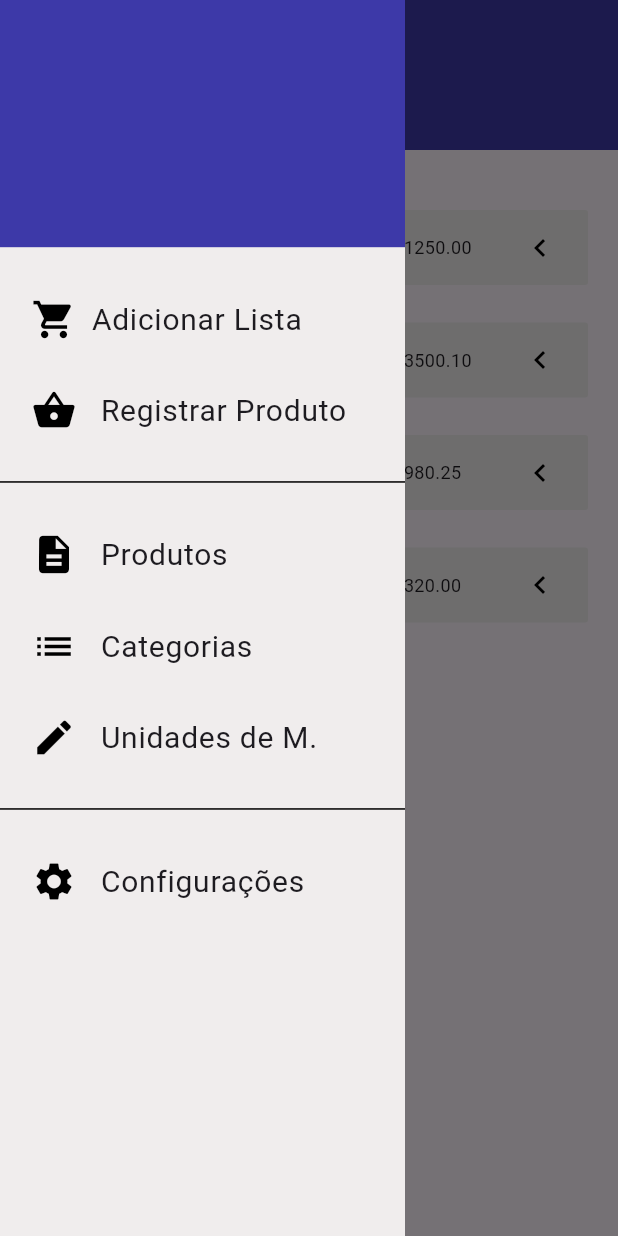
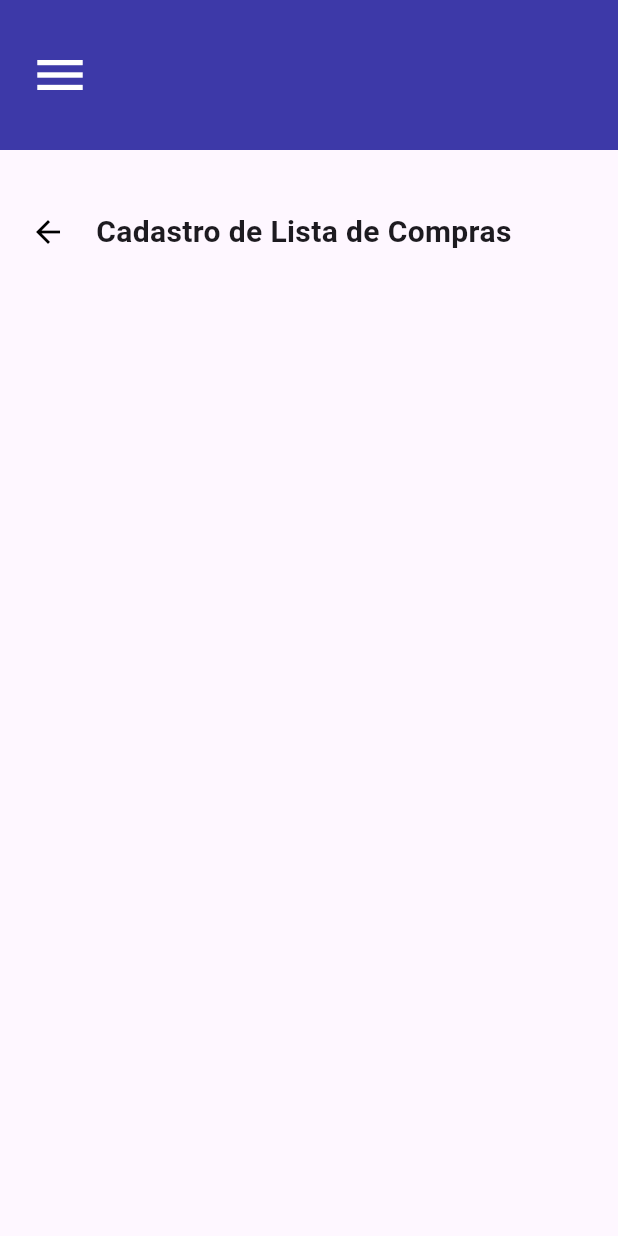
Before and after one commit to Erick-P-Calauro/market_manager, a Flutter app: the screen it shows after launch, in the side drawer, after a tap on "Adicionar Lista", on a phone screen of 412 x 824 dp. Run offline on Flutter 3.47's test engine with Material 3 defaults, Android fonts, the phone set to English and light mode, and no system bars; our stand-ins replace google_fonts.

Commit message:
[feat(Routes)] Add route file, list pages and header widget

```diff
--- a/lib/main.dart
+++ b/lib/main.dart
@@ -1,5 +1,5 @@
 import 'package:flutter/material.dart';
-import 'package:market_manager/ui/pages/ShopListPage.dart';
+import 'package:market_manager/routes.dart';
 
 void main() {
   runApp(const MarketManager());
@@ -10,6 +10,11 @@ class MarketManager extends StatelessWidget {
 
   @override
   Widget build(BuildContext context) {
-    return MaterialApp(home: ShopListPage());
+    return MaterialApp(
+      onGenerateTitle: (context) => "Market Manager",
+      debugShowCheckedModeBanner: false,
+      initialRoute: RouteGenerator.InitialPage,
+      onGenerateRoute: RouteGenerator.generateRoute,
+    );
   }
 }
--- /dev/null
+++ b/lib/routes.dart
@@ -0,0 +1,51 @@
+import 'package:flutter/material.dart';
+import 'package:market_manager/ui/pages/CategoryListPage.dart';
+import 'package:market_manager/ui/pages/ProductAddPage.dart';
+import 'package:market_manager/ui/pages/ProductListPage.dart';
+import 'package:market_manager/ui/pages/SettingsPage.dart';
+import 'package:market_manager/ui/pages/ShopAddPage.dart';
+import 'package:market_manager/ui/pages/ShopListPage.dart';
+import 'package:market_manager/ui/pages/UnityListPage.dart';
+
+class RouteGenerator {
+  static const String InitialPage = "/";
+
+  // List Pages
+  static const String ListShopPage = InitialPage;
+  static const String ListProductPage = "/product";
+  static const String ListCategoryPage = "/category";
+  static const String ListUnityPage = "/unity";
+
+  // Add Pages
+  static const String NewShopPage = "/shop/new";
+  static const String NewProductPage = "/product/new";
+  static const String NewCategoryPage = "/category/new";
+  static const String NewUnityPage = "/unity/new";
+
+  // Special Pages
+  static const String AddProductShopPage = "/shop/add";
+  static const String Settings = "/settings";
+
+  RouteGenerator();
+
+  static Route<dynamic> generateRoute(RouteSettings settings) {
+    switch (settings.name) {
+      case InitialPage:
+        return MaterialPageRoute(builder: (context) => const ShopListPage());
+      case ListProductPage:
+        return MaterialPageRoute(builder: (context) => ProductListPage());
+      case ListCategoryPage:
+        return MaterialPageRoute(builder: (context) => CategoryListPage());
+      case ListUnityPage:
+        return MaterialPageRoute(builder: (context) => UnityListPage());
+      case NewProductPage:
+        return MaterialPageRoute(builder: (context) => ProductAddPage());
+      case NewShopPage:
+        return MaterialPageRoute(builder: (context) => ShopAddPage());
+      case Settings:
+        return MaterialPageRoute(builder: (context) => SettingsPage());
+      default:
+        throw FormatException("Route exception");
+    }
+  }
+}
--- /dev/null
+++ b/lib/ui/pages/ShopAddPage.dart
@@ -0,0 +1,20 @@
+import 'package:flutter/material.dart';
+import 'package:market_manager/ui/widgets/DefaultAppBar.dart';
+import 'package:market_manager/ui/widgets/DefaultDrawer.dart';
+import 'package:market_manager/ui/widgets/Header.dart';
+
+class ShopAddPage extends StatelessWidget {
+  const ShopAddPage({super.key});
+
+  @override
+  Widget build(BuildContext context) {
+    return Scaffold(
+      appBar: DefaultAppBar(),
+      drawer: DefaultDrawer(),
+      body: Container(
+        padding: EdgeInsets.fromLTRB(20, 40, 20, 0),
+        child: Header(text: "Cadastro de Lista de Compras"),
+      ),
+    );
+  }
+}
--- a/lib/ui/pages/ShopListPage.dart
+++ b/lib/ui/pages/ShopListPage.dart
@@ -5,6 +5,7 @@
 import 'package:market_manager/ui/widgets/ShopCardList.dart';
 import 'package:provider/provider.dart';
 
+// Consolidar a ideia de adicionar botão no drawer para esta página
 class ShopListPage extends StatelessWidget {
   const ShopListPage({super.key});
 
--- a/lib/ui/widgets/DefaultDrawer.dart
+++ b/lib/ui/widgets/DefaultDrawer.dart
@@ -1,4 +1,5 @@
 import 'package:flutter/material.dart';
+import 'package:market_manager/routes.dart';
 import 'package:market_manager/utils/CustomColors.dart';
 import 'package:market_manager/utils/Typograph.dart';
 
@@ -37,7 +38,10 @@ class DefaultDrawer extends StatelessWidget {
                               ),
                               title: Text("Adicionar Lista",
                                   style: defaultTextStyle),
-                              onTap: () => {print("Adicionar Lista")},
+                              onTap: () => {
+                                Navigator.pushNamed(
+                                    context, RouteGenerator.NewShopPage)
+                              },
                             ),
                             ListTile(
                                 leading: Icon(
@@ -47,7 +51,10 @@ class DefaultDrawer extends StatelessWidget {
                                 ),
                                 title: Text("Registrar Produto",
                                     style: defaultTextStyle),
-                                onTap: () => {print("Registrar Produto")}),
+                                onTap: () => {
+                                      Navigator.pushNamed(context,
+                                          RouteGenerator.NewProductPage)
+                                    }),
                           ],
                         )),
                     Divider(color: Colors.black, height: 0),
@@ -60,19 +67,28 @@ class DefaultDrawer extends StatelessWidget {
                               leading: Icon(Icons.description,
                                   color: Colors.black, size: 30),
                               title: Text("Produtos", style: defaultTextStyle),
-                              onTap: () => {print("Produtos")}),
+                              onTap: () => {
+                                    Navigator.pushNamed(
+                                        context, RouteGenerator.ListProductPage)
+                                  }),
                           ListTile(
                               leading: Icon(Icons.list,
                                   color: Colors.black, size: 30),
                               title:
                                   Text("Categorias", style: defaultTextStyle),
-                              onTap: () => {print("Categorias")}),
+                              onTap: () => {
+                                    Navigator.pushNamed(context,
+                                        RouteGenerator.ListCategoryPage)
+                                  }),
                           ListTile(
                               leading: Icon(Icons.mode_edit,
                                   color: Colors.black, size: 30),
                               title: Text("Unidades de M.",
                                   style: defaultTextStyle),
-                              onTap: () => {print("Unidades de Medida")}),
+                              onTap: () => {
+                                    Navigator.pushNamed(
+                                        context, RouteGenerator.ListUnityPage)
+                                  }),
                         ],
                       ),
                     ),
@@ -87,7 +103,10 @@ class DefaultDrawer extends StatelessWidget {
                                 color: Colors.black, size: 30),
                             title:
                                 Text("Configurações", style: defaultTextStyle),
-                            onTap: () => {print("Configurações")}))
+                            onTap: () => {
+                                  Navigator.pushNamed(
+                                      context, RouteGenerator.Settings)
+                                }))
                   ],
                 ))));
   }
--- /dev/null
+++ b/lib/ui/widgets/Header.dart
@@ -0,0 +1,24 @@
+import 'package:flutter/material.dart';
+import 'package:market_manager/routes.dart';
+import 'package:market_manager/utils/Typograph.dart';
+
+class Header extends StatelessWidget {
+  const Header({super.key, required this.text});
+
+  final String text;
+
+  @override
+  Widget build(BuildContext context) {
+    return Row(
+      children: [
+        GestureDetector(
+          onTap: () =>
+              {Navigator.pushNamed(context, RouteGenerator.InitialPage)},
+          child: Icon(Icons.arrow_back, size: 24, color: Colors.black),
+        ),
+        SizedBox(width: 20),
+        Text(text, style: Typograph.HeadlineLarge)
+      ],
+    );
+  }
+}
--- a/lib/ui/widgets/ShopCardList.dart
+++ b/lib/ui/widgets/ShopCardList.dart
@@ -11,7 +11,7 @@ class ShopCardList extends StatelessWidget {
   @override
   Widget build(BuildContext context) {
     return Container(
-      padding: EdgeInsets.symmetric(horizontal: 20, vertical: 40 - 25),
+      padding: EdgeInsets.fromLTRB(20, 40 - 25, 20, 0),
       child: Consumer<ShopListModel>(builder: (context, model, child) {
         return ListView(
           children: [
```
Also changed, not shown: lib/ui/pages/CategoryListPage.dart (added, +21 -0 lines), lib/ui/pages/ProductAddPage.dart (added, +19 -0 lines), lib/ui/pages/ProductListPage.dart (added, +21 -0 lines), lib/ui/pages/SettingsPage.dart (added, +21 -0 lines), lib/ui/pages/UnityListPage.dart (added, +21 -0 lines).
